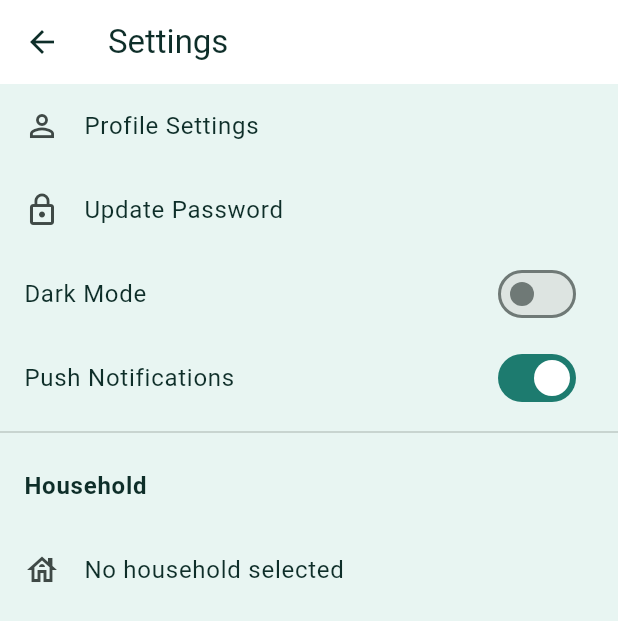
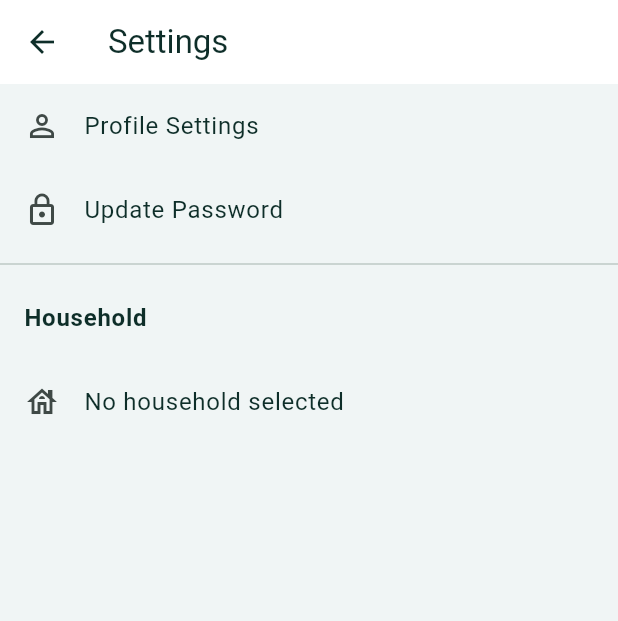
Before and after one commit to MustafaElayyan/Roommater, a Flutter app: the SettingsScreen screen opened by its route, on a phone screen of 412 x 824 dp. Shown: the top 621 px of the screen. Run offline on Flutter 3.47's test engine with Material 3 defaults, Android fonts, the phone set to English and light mode, and no system bars; our stand-ins replace cloud_firestore, firebase_auth, firebase_core, firebase_storage, flutter_riverpod, go_router and 1 more; accounts and stored records are empty.

Commit message:
Apply requested sidebar, events, tasks, expenses, and theme updates
Agent-Logs-Url: https://github.com/MustafaElayyan/Roommater/sessions/a763d025-050d-45df-bef1-d84bdc986247

Co-authored-by: MustafaElayyan <165664089+MustafaElayyan@users.noreply.github.com>

```diff
--- a/lib/core/theme/app_colors.dart
+++ b/lib/core/theme/app_colors.dart
@@ -13,10 +13,10 @@ abstract final class AppColors {
   static const Color accent = Color(0xFF23967F);
 
   // Neutral
-  static const Color backgroundLight = Color(0xFFE8F5F2);
-  static const Color backgroundDark = Color(0xFF313638);
+  static const Color backgroundLight = Color(0xFFF0F5F5);
+  static const Color backgroundDark = Color(0xFF081418);
   static const Color surfaceLight = Color(0xFFFFFFFF);
-  static const Color surfaceDark = Color(0xFF3E4245);
+  static const Color surfaceDark = Color(0xFF112126);
 
   // Text
   static const Color textPrimary = Color(0xFF0E2E29);
--- a/lib/features/events/presentation/screens/events_screen.dart
+++ b/lib/features/events/presentation/screens/events_screen.dart
@@ -87,6 +87,6 @@ class _EventsScreenState extends ConsumerState<EventsScreen> {
     final date =
         '${event.eventDate.year}-${event.eventDate.month.toString().padLeft(2, '0')}-${event.eventDate.day.toString().padLeft(2, '0')}';
     final time = event.eventTime == null ? '' : ' • ${event.eventTime}';
-    return '$date$time • ${event.eventType}';
+    return '$date$time';
   }
 }
--- a/lib/features/settings/presentation/screens/settings_screen.dart
+++ b/lib/features/settings/presentation/screens/settings_screen.dart
@@ -4,7 +4,6 @@ import 'package:flutter_riverpod/flutter_riverpod.dart';
 import 'package:go_router/go_router.dart';
 
 import '../../../../app/router/app_routes.dart';
-import '../../../../core/theme/theme_provider.dart';
 import '../../../auth/presentation/controllers/auth_controller.dart';
 import '../../../household/presentation/controllers/household_controller.dart';
 
@@ -17,7 +16,6 @@ class SettingsScreen extends ConsumerStatefulWidget {
 
 class _SettingsScreenState extends ConsumerState<SettingsScreen> {
   static const int _maxHouseholdNameLength = 64;
-  bool _notifications = true;
   final _householdNameController = TextEditingController();
   String? _boundHouseholdId;
 
@@ -37,8 +35,6 @@ class _SettingsScreenState extends ConsumerState<SettingsScreen> {
 
   @override
   Widget build(BuildContext context) {
-    final themeMode = ref.watch(themeModeProvider);
-    final isDarkMode = themeMode == ThemeMode.dark;
     final household = ref.watch(currentHouseholdProvider);
     final user = ref.watch(authStateProvider).valueOrNull;
     final isOwner = household != null && user?.uid == household.createdByUserId;
@@ -74,20 +70,6 @@ class _SettingsScreenState extends ConsumerState<SettingsScreen> {
               leading: const Icon(Icons.lock_outline),
               title: const Text('Update Password'),
               onTap: () => context.push(AppRoutes.updatePassword),
-            ),
-            SwitchListTile(
-              value: isDarkMode,
-              onChanged: (value) {
-                ref
-                    .read(themeModeProvider.notifier)
-                    .setThemeMode(value ? ThemeMode.dark : ThemeMode.light);
-              },
-              title: const Text('Dark Mode'),
-            ),
-            SwitchListTile(
-              value: _notifications,
-              onChanged: (value) => setState(() => _notifications = value),
-              title: const Text('Push Notifications'),
             ),
             const Divider(),
             const ListTile(
--- a/lib/features/tasks/presentation/screens/tasks_screen.dart
+++ b/lib/features/tasks/presentation/screens/tasks_screen.dart
@@ -97,7 +97,8 @@ class _TasksScreenState extends ConsumerState<TasksScreen> {
                             )
                           : null,
                       trailing: (userCanEditTask || userCanDeleteTask || userCanApprove)
-                          ? Column(
+                          ? SingleChildScrollView(
+                              child: Column(
                                 mainAxisSize: MainAxisSize.min,
                                 children: [
                                   if (userCanEditTask)
@@ -139,6 +140,7 @@ class _TasksScreenState extends ConsumerState<TasksScreen> {
                                           .approveTask(task),
                                     ),
                                 ],
+                              ),
                             )
                           : null,
                       title: Text(
```
Also changed, not shown: lib/features/expenses/presentation/screens/expenses_screen.dart (+3 -14 lines). Lines whose indentation alone changed are shown as unchanged.
